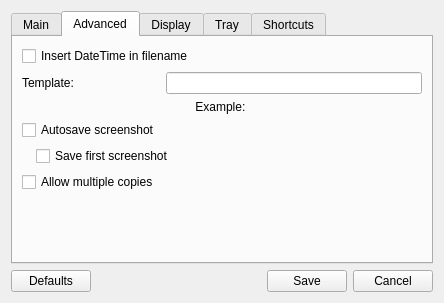
Above: src/ui/configwidget.ui from lxqt/screengrab before the change. Below: the same form after it.
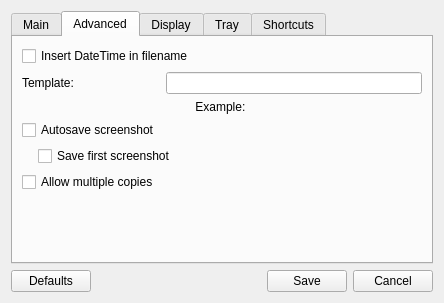
That is the form after the change. Custom widgets are drawn as their Qt base class.

Commit message: change spacing for checkbox "Save first screen" from 14 to 16 px

What changed in the file:
```diff
--- a/src/ui/configwidget.ui
+++ b/src/ui/configwidget.ui
@@ -260,7 +260,7 @@
        <item>
         <layout class="QHBoxLayout" name="horizontalLayout_10">
          <property name="leftMargin">
-          <number>14</number>
+          <number>16</number>
          </property>
          <item>
           <widget class="QCheckBox" name="checkAutoSaveFirst">
```
